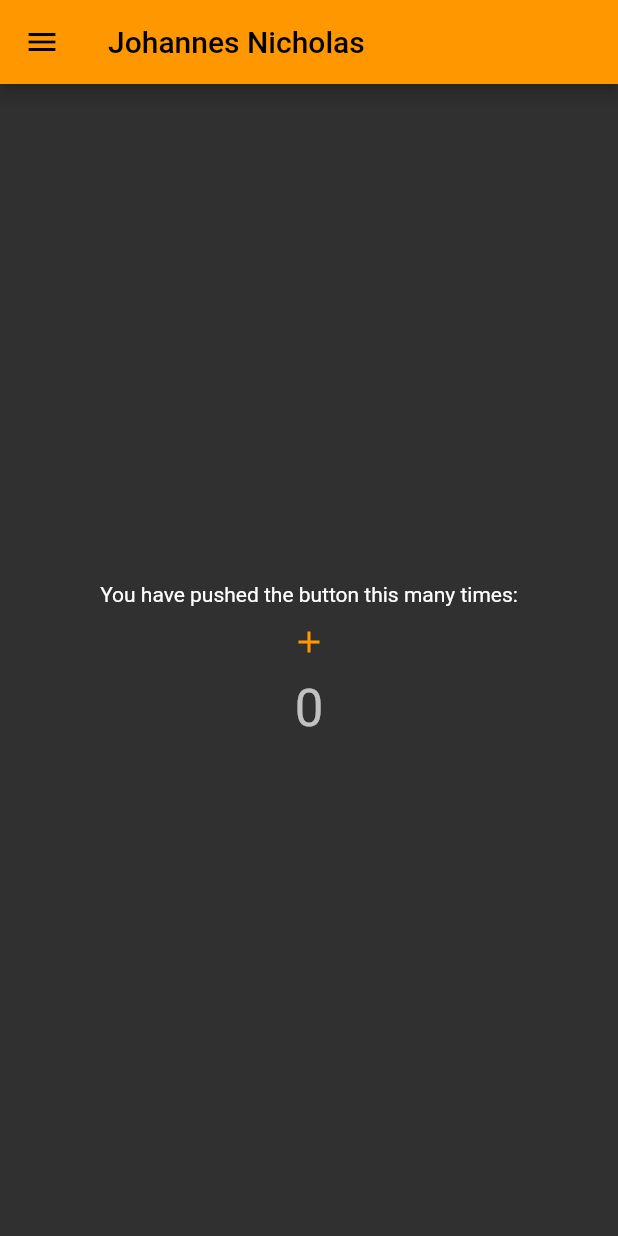
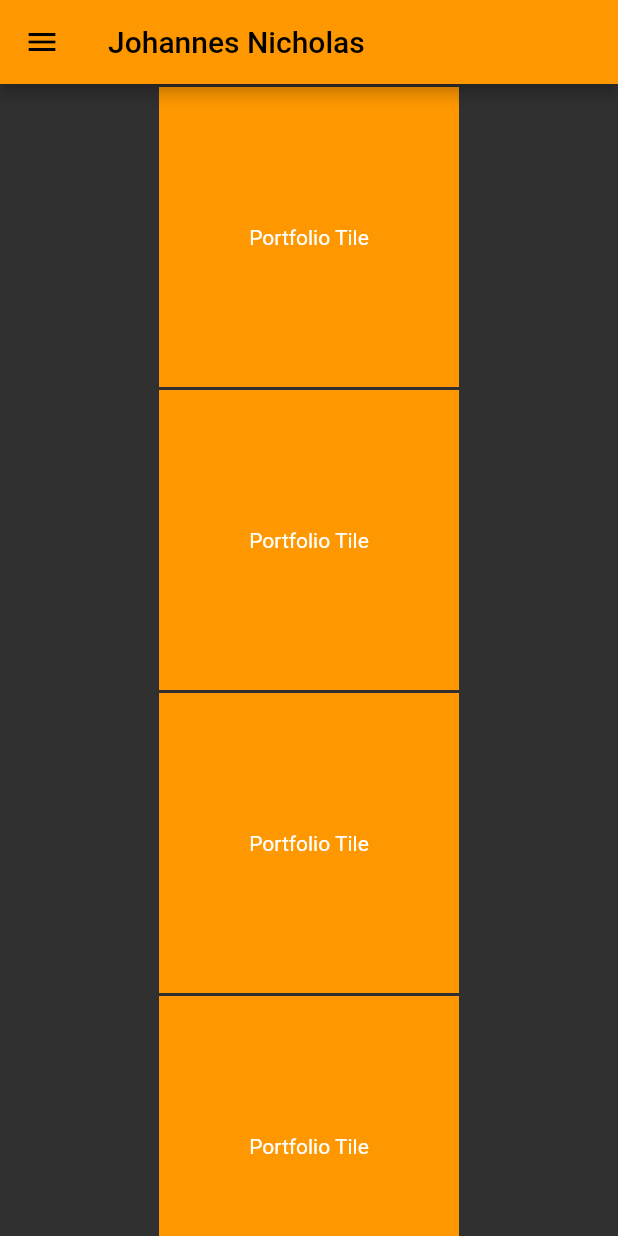
Before and after one commit to JohannesNicholas/personal_website_flutter, a Flutter app: the screen it shows after launch, on a phone screen of 412 x 824 dp. Run offline on Flutter 3.47's test engine with Material 2 defaults, Android fonts, the phone set to English and light mode, and no system bars.

Commit message:
Got tiles sorted

```diff
--- a/lib/homepage.dart
+++ b/lib/homepage.dart
@@ -1,4 +1,7 @@
 import 'package:flutter/material.dart';
+import 'package:flutter/rendering.dart';
+
+const tileSize = 200.0;
 
 class HomePage extends StatefulWidget {
   int _counter = 0;
@@ -10,43 +13,51 @@ class HomePage extends StatefulWidget {
 class _HomePageState extends State<HomePage> {
   @override
   Widget build(BuildContext context) {
-    return Center(
-      // Center is a layout widget. It takes a single child and positions it
-      // in the middle of the parent.
-      child: Column(
-        // Column is also a layout widget. It takes a list of children and
-        // arranges them vertically. By default, it sizes itself to fit its
-        // children horizontally, and tries to be as tall as its parent.
-        //
-        // Invoke "debug painting" (press "p" in the console, choose the
-        // "Toggle Debug Paint" action from the Flutter Inspector in Android
-        // Studio, or the "Toggle Debug Paint" command in Visual Studio Code)
-        // to see the wireframe for each widget.
-        //
-        // Column has various properties to control how it sizes itself and
-        // how it positions its children. Here we use mainAxisAlignment to
-        // center the children vertically; the main axis here is the vertical
-        // axis because Columns are vertical (the cross axis would be
-        // horizontal).
-        mainAxisAlignment: MainAxisAlignment.center,
-        children: <Widget>[
-          const Text(
-            'You have pushed the button this many times:',
-          ),
-          TextButton(
-              onPressed: () {
-                //increment counter
-                setState(() {
-                  widget._counter++;
-                });
-              },
-              child: Icon(Icons.add)),
-          Text(
-            '${widget._counter}',
-            style: Theme.of(context).textTheme.headline4,
+    return Padding(
+      padding: const EdgeInsets.symmetric(horizontal: 32, vertical: 1),
+      child: Row(
+        children: [
+          Expanded(
+            child: Wrap(
+                runAlignment: WrapAlignment.center,
+                alignment: WrapAlignment.center,
+                //alignment: WrapAlignment.center,
+                children: <Widget>[
+                  PortfolioTile(),
+                  PortfolioTile(),
+                  PortfolioTile(),
+                  PortfolioTile(),
+                  PortfolioTile(),
+                  PortfolioTile(),
+                  PortfolioTile(),
+                  PortfolioTile(),
+                  PortfolioTile(),
+                  PortfolioTile(),
+                ]),
           ),
         ],
       ),
     );
   }
 }
+
+class PortfolioTile extends StatelessWidget {
+  // a square tile with a title and background image to display one of my projects
+  const PortfolioTile({
+    Key? key,
+  }) : super(key: key);
+
+  @override
+  Widget build(BuildContext context) {
+    return LayoutBuilder(builder: (context, constraints) {
+      return Padding(
+        padding: const EdgeInsets.all(1),
+        child: Container(
+            color: Colors.orange,
+            height: tileSize,
+            width: tileSize,
+            child: Center(child: Text('Portfolio Tile'))),
+      );
+    });
+  }
+}
```
